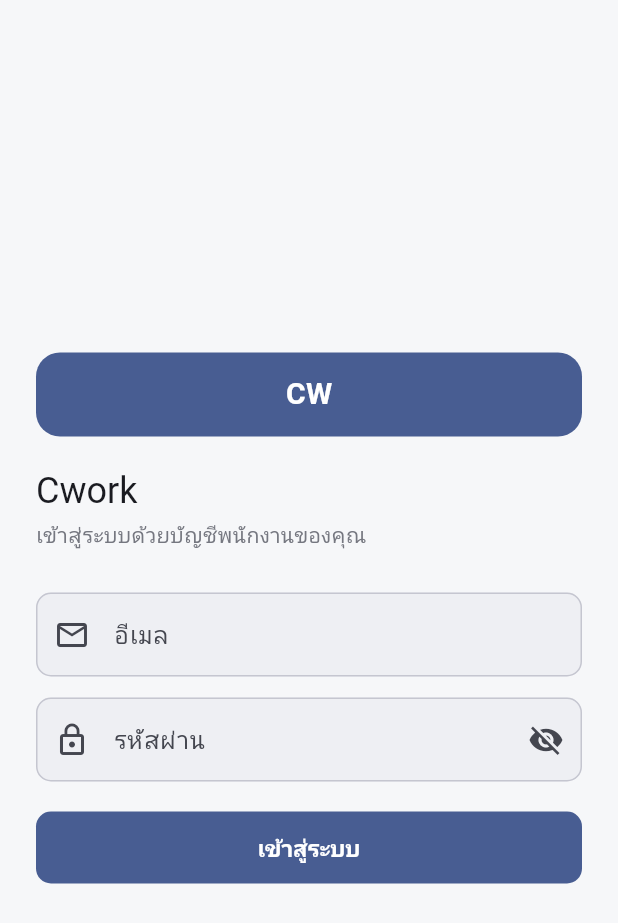
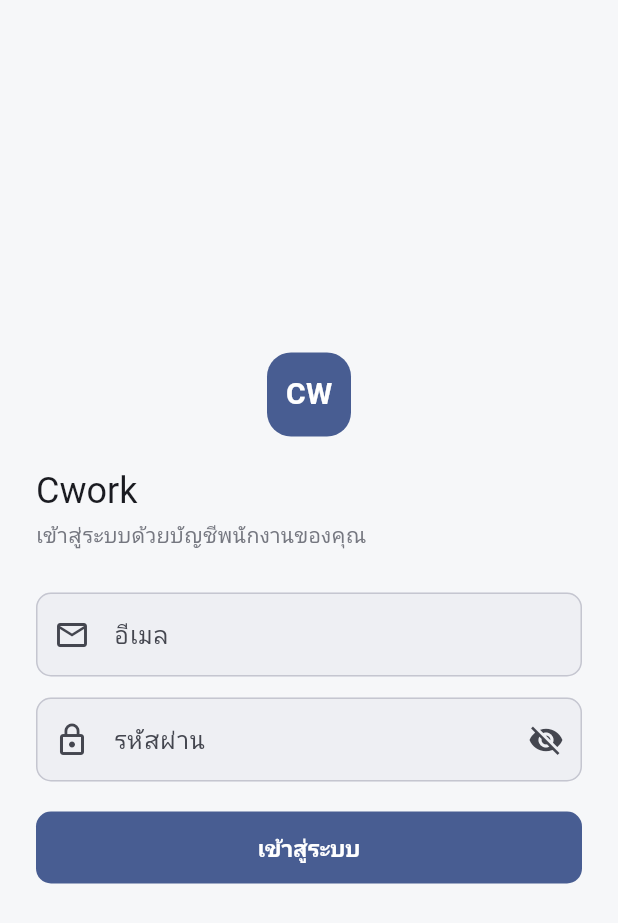
Before and after one commit to SuruchBoss/Cwork, a Flutter app: the screen it shows after launch, on a phone screen of 412 x 824 dp. Shown: the top 923 px of the screen. Run offline on Flutter 3.47's test engine with Material 3 defaults, Android fonts, the phone set to English and light mode, and no system bars; our stand-ins replace connectivity_plus, device_info_plus, dio, flutter_riverpod, flutter_secure_storage, geolocator and 1 more.

Commit message:
docs: add employee-app screenshots, and fix the logo they exposed
The READMEs showed 21 screenshots, every one of them the web console. The
Flutter app — one of the three deployables, and the only one most
employees ever see — had none.

Eight now: sign-in, the clock in/out home screen, leave balances and
requests, the payslip list and its breakdown, the assistant, profile, and
filing a leave request. Real screenshots of the real app at 390×844, not
mockups.

Getting them took some doing, and none of it touched the repository. The
project targets android and ios only, so the web target was scaffolded in
a throwaway copy outside the tree and never committed. Two sandbox
problems had to be worked around there: CanvasKit is fetched from gstatic
by default and the sandbox has no egress, so the loader was pointed at
the copy Flutter already bundles; and Flutter web fetches Roboto the same
way, so a Thai-capable system font was bundled under both its own name
and Roboto's — the button labels use a TextStyle with no family, which
falls back to the platform default that a browser with no network does
not have.

**One real bug fell out of it.** The login screen's "CW" mark is a
`Container(width: 56, height: 56)` sitting directly in a Column with
`crossAxisAlignment: CrossAxisAlignment.stretch`. Stretch overrides the
width, so the square rendered as a full-width blue bar — on every device,
not just in a screenshot. It is wrapped in a Center now. Nothing catches
this but looking at it, which is the argument for screenshotting an app
you believe you know.

The demo data was rebuilt for the occasion: payroll runs for *last* month
so a payslip exists while today stays open, because paying a period locks
its attendance and a home screen reading "payroll closed" is not what the
app looks like on a working day. The browser was also given the
timezone the app is built for — on a UTC machine a 09:00 shift, an 08:45
clock-in and a 390-minute late flag are each correct and together
unreadable.

Also: both READMEs now reference all 29 images with none orphaned, and
the note about the interface being Thai says where each image comes from.

Verified: no console errors on any screen, mobile format, analyze and 30
tests pass after the logo fix, and every link and image path in both
READMEs resolves.

Co-Authored-By: Claude Opus 5 <noreply@anthropic.com>
Claude-Session: https://claude.ai/code/session_01VrUBDR5Aefw8jdJnYpPcMS

```diff
--- a/mobile/lib/features/auth/presentation/login_screen.dart
+++ b/mobile/lib/features/auth/presentation/login_screen.dart
@@ -105,7 +105,12 @@ class _LoginScreenState extends ConsumerState<LoginScreen> {
                 child: Column(
                   crossAxisAlignment: CrossAxisAlignment.stretch,
                   children: <Widget>[
-                    Container(
+                    // Centred rather than bare: the surrounding Column
+                    // stretches its children across the cross axis, which
+                    // silently overrode the 56-wide square and drew the mark as
+                    // a full-width bar.
+                    Center(
+                      child: Container(
                         width: 56,
                         height: 56,
                         decoration: BoxDecoration(
@@ -119,6 +124,7 @@ class _LoginScreenState extends ConsumerState<LoginScreen> {
                             color: theme.colorScheme.onPrimary,
                             fontWeight: FontWeight.w700,
                             fontSize: 20,
+                          ),
                         ),
                       ),
                     ),
```
Also changed, not shown: 10 other files. Lines whose indentation alone changed are shown as unchanged.
